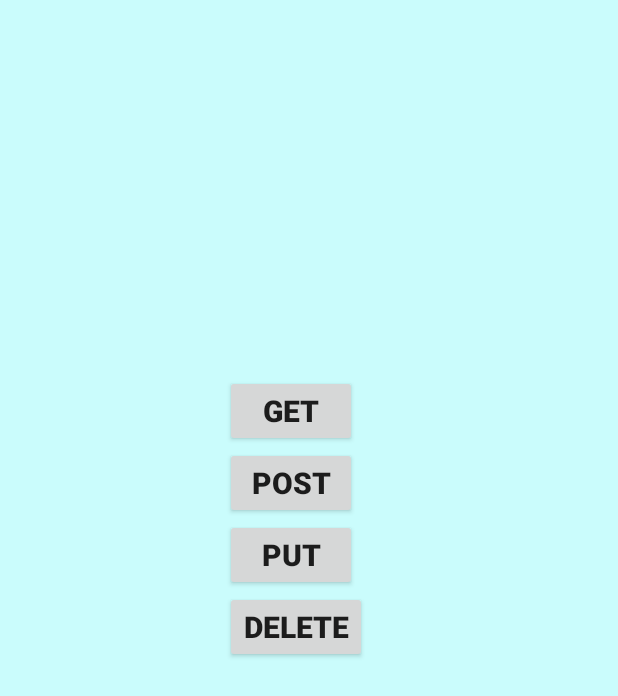
After one commit to prachi52111/TraineeApp, an Android app: the WebServicesActivity screen opened directly, with no data from a screen before it, on a phone screen of 412 x 824 dp. The commit adds this screen. Shown: the top 696 px of the screen. Run offline under Robolectric (Android 15) with nearby library versions, the phone set to English and light mode, and no system bars; our stand-ins replace Volley.

Commit message:
modified code

```diff
--- a/app/build.gradle
+++ b/app/build.gradle
@@ -38,4 +38,5 @@ dependencies {
     implementation 'com.android.support:recyclerview-v7:28.0.0'
     implementation 'de.hdodenhof:circleimageview:2.2.0'
     implementation 'com.github.bumptech.glide:glide:3.7.0'
+    implementation 'com.android.volley:volley:1.1.0'
 }
--- a/app/src/main/AndroidManifest.xml
+++ b/app/src/main/AndroidManifest.xml
@@ -22,10 +22,11 @@
         android:screenOrientation="portrait"
         android:supportsRtl="true"
         android:theme="@style/AppTheme">
+        <activity android:name=".activities.WebServicesActivity"></activity>
         <activity
             android:name=".activities.DashboardActivity"
             android:label="@string/title_activity_dashboard"
-            android:theme="@style/AppTheme.NoActionBar"></activity>
+            android:theme="@style/AppTheme.NoActionBar" />
         <activity android:name=".activities.SplashActivity">
             <intent-filter>
                 <action android:name="android.intent.action.MAIN" />
@@ -56,4 +57,5 @@
         <activity android:name=".activities.SignInActivity" />
         <activity android:name=".activities.ContactListActivity" />
     </application>
+
 </manifest>
--- /dev/null
+++ b/app/src/main/res/layout/activity_web_services.xml
@@ -0,0 +1,47 @@
+<?xml version = "1.0" encoding = "utf-8"?>
+<RelativeLayout xmlns:android="http://schemas.android.com/apk/res/android"
+    android:layout_width="match_parent"
+    android:layout_height="match_parent"
+    android:background="#44FF"
+    android:graviy="center">
+
+    <Button
+        android:id="@+id/btn_get"
+        android:layout_width="wrap_content"
+        android:layout_height="wrap_content"
+        android:layout_marginLeft="150dp"
+        android:text="GET"
+        android:textSize="20dp"
+        android:layout_marginTop="250dp"
+        android:textStyle="bold" />
+
+    <Button
+        android:id="@+id/btn_post"
+        android:layout_width="wrap_content"
+        android:layout_height="wrap_content"
+        android:layout_below="@id/btn_get"
+        android:layout_marginLeft="150dp"
+        android:text="POST"
+        android:textSize="20dp"
+        android:textStyle="bold" />
+
+    <Button
+        android:id="@+id/btn_put"
+        android:layout_width="wrap_content"
+        android:layout_height="wrap_content"
+        android:layout_below="@id/btn_post"
+        android:layout_marginLeft="150dp"
+        android:text="PUT"
+        android:textSize="20dp"
+        android:textStyle="bold" />
+
+    <Button
+        android:id="@+id/btn_delete"
+        android:layout_width="wrap_content"
+        android:layout_height="wrap_content"
+        android:layout_below="@id/btn_put"
+        android:layout_marginLeft="150dp"
+        android:text="DELETE"
+        android:textSize="20dp"
+        android:textStyle="bold" />
+</RelativeLayout>
--- a/app/src/main/res/menu/activity_dashboard_drawer.xml
+++ b/app/src/main/res/menu/activity_dashboard_drawer.xml
@@ -34,6 +34,10 @@
                 android:id="@+id/nav_music"
                 android:icon="@drawable/ic_add_alert_black_24dp"
                 android:title="Music" />
+            <item
+                android:id="@+id/nav_webservices"
+                android:icon="@drawable/ic_add_alert_black_24dp"
+                android:title="WebServices" />
         </menu>
     </item>
 </menu>
```
Also changed, not shown: app/src/main/java/com/example/prachisdemo/activities/DashboardActivity.java (+10 -11 lines), app/src/main/java/com/example/prachisdemo/activities/WebServicesActivity.java (added, +169 -0 lines).
